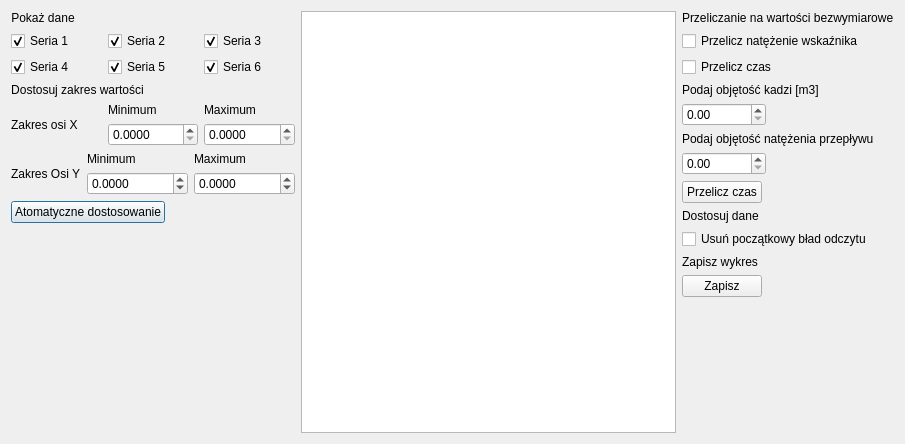
JakubDulewicz/CosDataAnalysis, file chartdialog.ui: the form before one commit.
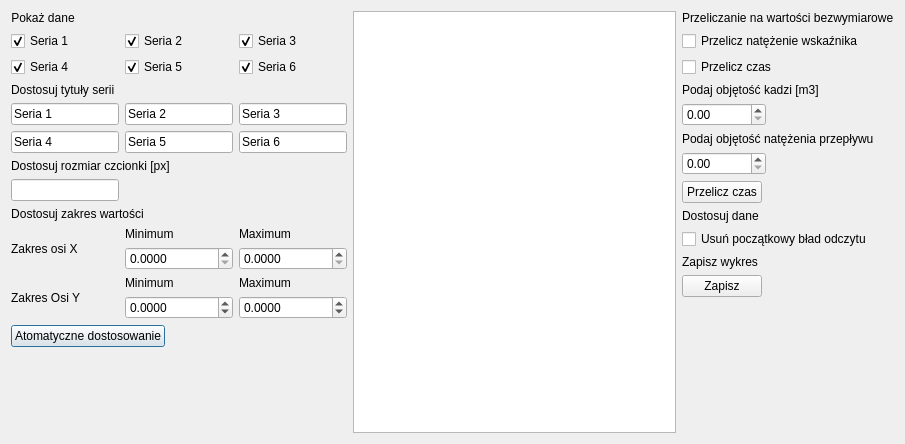
The form after the commit. Custom widgets are drawn as their Qt base class.

Patch:
```diff
--- a/chartdialog.ui
+++ b/chartdialog.ui
@@ -106,6 +106,122 @@
        </item>
       </layout>
      </item>
+     <item>
+      <layout class="QVBoxLayout" name="verticalLayoutDataName">
+       <item>
+        <widget class="QLabel" name="label_12">
+         <property name="sizePolicy">
+          <sizepolicy hsizetype="Maximum" vsizetype="Maximum">
+           <horstretch>0</horstretch>
+           <verstretch>0</verstretch>
+          </sizepolicy>
+         </property>
+         <property name="text">
+          <string>Dostosuj tytuły serii</string>
+         </property>
+        </widget>
+       </item>
+       <item>
+        <layout class="QGridLayout" name="gridLayout_2">
+         <item row="0" column="2">
+          <widget class="QLineEdit" name="lineEdit_3">
+           <property name="sizePolicy">
+            <sizepolicy hsizetype="Minimum" vsizetype="Fixed">
+             <horstretch>0</horstretch>
+             <verstretch>0</verstretch>
+            </sizepolicy>
+           </property>
+           <property name="text">
+            <string>Seria 3</string>
+           </property>
+          </widget>
+         </item>
+         <item row="0" column="0">
+          <widget class="QLineEdit" name="lineEdit">
+           <property name="sizePolicy">
+            <sizepolicy hsizetype="Minimum" vsizetype="Fixed">
+             <horstretch>0</horstretch>
+             <verstretch>0</verstretch>
+            </sizepolicy>
+           </property>
+           <property name="text">
+            <string>Seria 1</string>
+           </property>
+          </widget>
+         </item>
+         <item row="1" column="0">
+          <widget class="QLineEdit" name="lineEdit_4">
+           <property name="sizePolicy">
+            <sizepolicy hsizetype="Minimum" vsizetype="Fixed">
+             <horstretch>0</horstretch>
+             <verstretch>0</verstretch>
+            </sizepolicy>
+           </property>
+           <property name="text">
+            <string>Seria 4</string>
+           </property>
+          </widget>
+         </item>
+         <item row="1" column="2">
+          <widget class="QLineEdit" name="lineEdit_6">
+           <property name="sizePolicy">
+            <sizepolicy hsizetype="Minimum" vsizetype="Fixed">
+             <horstretch>0</horstretch>
+             <verstretch>0</verstretch>
+            </sizepolicy>
+           </property>
+           <property name="text">
+            <string>Seria 6</string>
+           </property>
+          </widget>
+         </item>
+         <item row="0" column="1">
+          <widget class="QLineEdit" name="lineEdit_2">
+           <property name="sizePolicy">
+            <sizepolicy hsizetype="Minimum" vsizetype="Fixed">
+             <horstretch>0</horstretch>
+             <verstretch>0</verstretch>
+            </sizepolicy>
+           </property>
+           <property name="text">
+            <string>Seria 2</string>
+           </property>
+          </widget>
+         </item>
+         <item row="1" column="1">
+          <widget class="QLineEdit" name="lineEdit_5">
+           <property name="sizePolicy">
+            <sizepolicy hsizetype="Minimum" vsizetype="Fixed">
+             <horstretch>0</horstretch>
+             <verstretch>0</verstretch>
+            </sizepolicy>
+           </property>
+           <property name="text">
+            <string>Seria 5</string>
+           </property>
+          </widget>
+         </item>
+        </layout>
+       </item>
+       <item>
+        <widget class="QLabel" name="label_13">
+         <property name="text">
+          <string>Dostosuj rozmiar czcionki [px]</string>
+         </property>
+        </widget>
+       </item>
+       <item>
+        <widget class="QLineEdit" name="lineEdit_7">
+         <property name="sizePolicy">
+          <sizepolicy hsizetype="Maximum" vsizetype="Fixed">
+           <horstretch>0</horstretch>
+           <verstretch>0</verstretch>
+          </sizepolicy>
+         </property>
+        </widget>
+       </item>
+      </layout>
+     </item>
      <item>
       <layout class="QVBoxLayout" name="verticalLayoutRange">
        <item>
```
